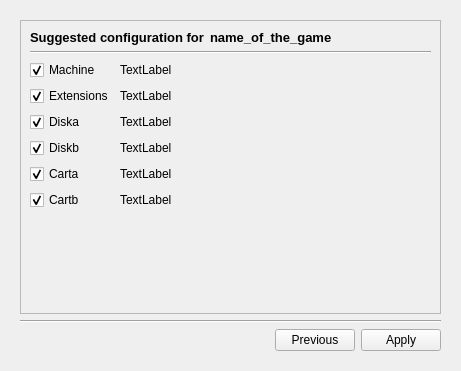
openMSX/catapult, file res/softwaredb.ui: the form before one commit.
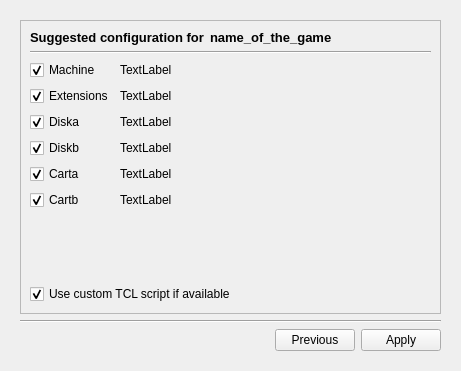
The form after the commit. The open tabs and pages were chosen to show the change. Custom widgets are drawn as their Qt base class.

Commit message: Quick check in from some WIP, currently the callback applyMedia will set disks/carts in the old machine before the switch is made it seems. It is either that or something else that cleans up the media :-\

The edit to the form file:
```diff
--- a/res/softwaredb.ui
+++ b/res/softwaredb.ui
@@ -729,6 +729,16 @@
             </property>
            </spacer>
           </item>
+          <item>
+           <widget class="QCheckBox" name="tclscriptCheckBox" >
+            <property name="text" >
+             <string>Use custom TCL script if available</string>
+            </property>
+            <property name="checked" >
+             <bool>true</bool>
+            </property>
+           </widget>
+          </item>
          </layout>
         </widget>
        </item>
```
Left out of the diff: 2 changed lines with no effect on the pictures. The commit also changes 1 other file.
